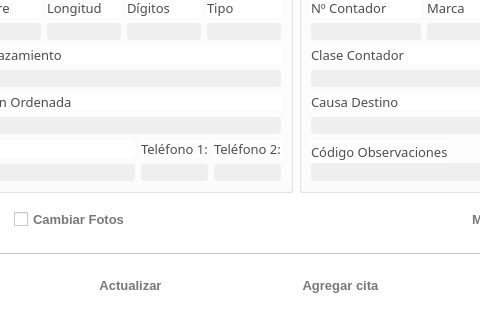
The window that other_task_screen.ui (lreyesm/MiRutaDesktop) describes before a commit, drawn with Qt 5; both pictures show x 347 to 827 and y 380 to 700 of the 1350 by 700 pixel window.
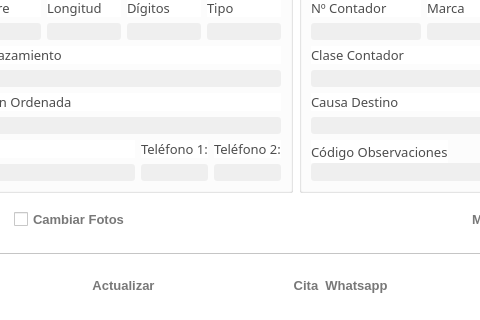
The same window after the commit. Icons and pictures are not drawn. Custom widgets are drawn as their Qt base class.

Patch:
```diff
--- a/other_task_screen.ui
+++ b/other_task_screen.ui
@@ -9161,7 +9161,7 @@
 }</string>
            </property>
            <property name="text">
-            <string>Agregar cita</string>
+            <string>Cita</string>
            </property>
            <property name="icon">
             <iconset resource="assets.qrc">
@@ -9178,6 +9178,49 @@
            </property>
           </widget>
          </item>
+         <item>
+          <widget class="QPushButton" name="pb_enviar_mensaje">
+           <property name="minimumSize">
+            <size>
+             <width>0</width>
+             <height>50</height>
+            </size>
+           </property>
+           <property name="font">
+            <font>
+             <family>Segoe UI</family>
+             <pointsize>10</pointsize>
+             <weight>75</weight>
+             <bold>true</bold>
+            </font>
+           </property>
+           <property name="styleSheet">
+            <string notr="true">QPushButton{
+	border-radius: 6px;
+	color:rgb(120, 120, 120);
+}
+QPushButton:hover:!pressed{
+	  background-color: #EEEEEE; 
+}</string>
+           </property>
+           <property name="text">
+            <string>Whatsapp</string>
+           </property>
+           <property name="icon">
+            <iconset resource="assets.qrc">
+             <normaloff>:/icons/whatsapp.png</normaloff>:/icons/whatsapp.png</iconset>
+           </property>
+           <property name="iconSize">
+            <size>
+             <width>50</width>
+             <height>25</height>
+            </size>
+           </property>
+           <property name="flat">
+            <bool>true</bool>
+           </property>
+          </widget>
+         </item>
          <item>
           <spacer name="horizontalSpacer_38">
            <property name="orientation">
```
Left out of the diff: 2 changed lines with no effect on the pictures.
